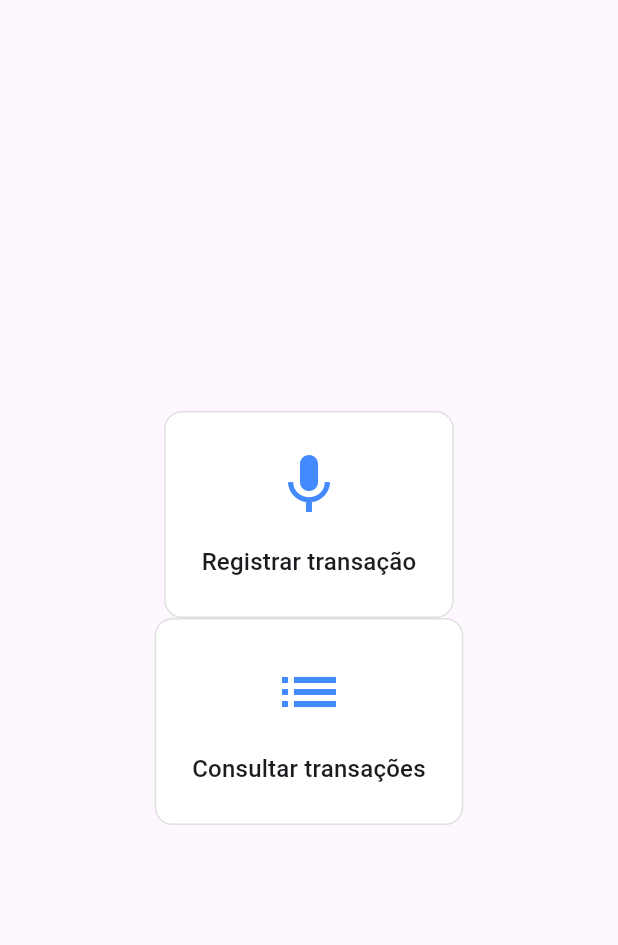
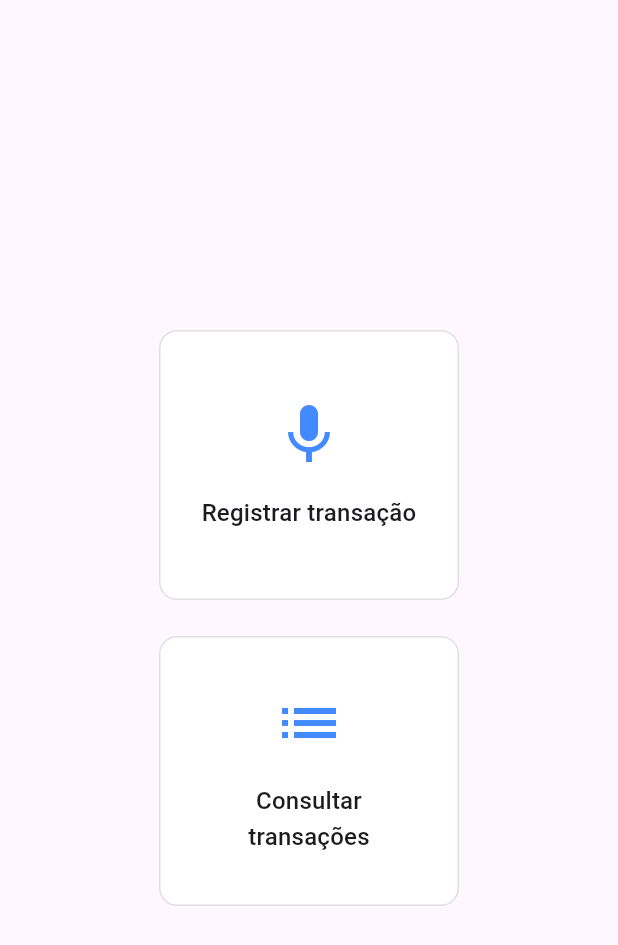
Before and after one commit to TGeronimo/budgeting-ui, a Flutter app: the MenuPage screen opened by its route, on a phone screen of 412 x 824 dp. Shown: the top 945 px of the screen. Run offline on Flutter 3.47's test engine with Material 3 defaults, Android fonts, the light colour scheme and no system bars.

Commit message:
Fix size variation of OptionCard.

```diff
--- a/lib/pages/auth/log_in_page.dart
+++ b/lib/pages/auth/log_in_page.dart
@@ -88,6 +88,7 @@ final _formKey = GlobalKey<FormState>();
                             if (value == null || value.isEmpty) {
                               return 'Informe sua senha.';
                             }
+                            return null;
                           },
                         ),
                         const SizedBox(height: 24),
--- a/lib/pages/auth/sign_up_page.dart
+++ b/lib/pages/auth/sign_up_page.dart
@@ -108,9 +108,8 @@ class _SignUpPageState extends State<SignUpPage> {
                             if (_formKey.currentState!.validate()) {
                               final email = _emailController.text;
                               final password = _passwordController.text;
-
+                              Navigator.pushNamed(context, '/menu_page');
                               // TODO send user data to the back-end.
-
                             }
                           },
                           style: ElevatedButton.styleFrom(
--- a/lib/widgets/menu_column_layout.dart
+++ b/lib/widgets/menu_column_layout.dart
@@ -4,7 +4,7 @@ import 'package:flutter_app_test/widgets/option_card.dart';
 class MenuColumnLayout extends StatelessWidget {
   final BoxConstraints constraints;
 
-  MenuColumnLayout({
+  const MenuColumnLayout({
     super.key,
     required this.constraints,
   });
@@ -13,15 +13,14 @@ class MenuColumnLayout extends StatelessWidget {
   Widget build(BuildContext context) {
     return SingleChildScrollView(
       child: AnimatedContainer(
+        width: double.infinity,
         duration: const Duration(milliseconds: 200
           ),
         constraints: BoxConstraints(
           minHeight: constraints.maxHeight
           ),
-        child: Center(
-          child: ConstrainedBox(
-            constraints: BoxConstraints(maxWidth: 400),
         child: Column(
+          mainAxisAlignment: MainAxisAlignment.center,
           children: [
             OptionCard( //TODO OptionCard variando de tamanho, conforme o texto.
               onTap: () {
@@ -30,6 +29,7 @@ class MenuColumnLayout extends StatelessWidget {
               icon: Icons.mic,
               title: 'Registrar transação',
             ),
+            SizedBox(height: 24), // Espaçamento entre os cards
             OptionCard(
               onTap: () {
                 Navigator.pushNamed(context, '/get-transactions-page');
@@ -39,8 +39,6 @@ class MenuColumnLayout extends StatelessWidget {
           ],
         ),
       ),
-        ),
-      ),
     );
 
   }
--- a/lib/widgets/option_card.dart
+++ b/lib/widgets/option_card.dart
@@ -18,6 +18,8 @@ class OptionCard extends StatelessWidget {
       onTap: onTap,
       borderRadius: BorderRadius.circular(12),
       child: Container(
+        height: 180,
+        width: 200,
         padding: const EdgeInsets.all(24),
         decoration: BoxDecoration(
           color: Colors.white,
@@ -25,6 +27,7 @@ class OptionCard extends StatelessWidget {
           border: Border.all(color: Colors.grey.shade300),
         ),
         child: Column(
+          mainAxisAlignment: MainAxisAlignment.center,
           mainAxisSize: MainAxisSize.min,
           children: [
             Icon(
```
Lines whose indentation alone changed are shown as unchanged.
